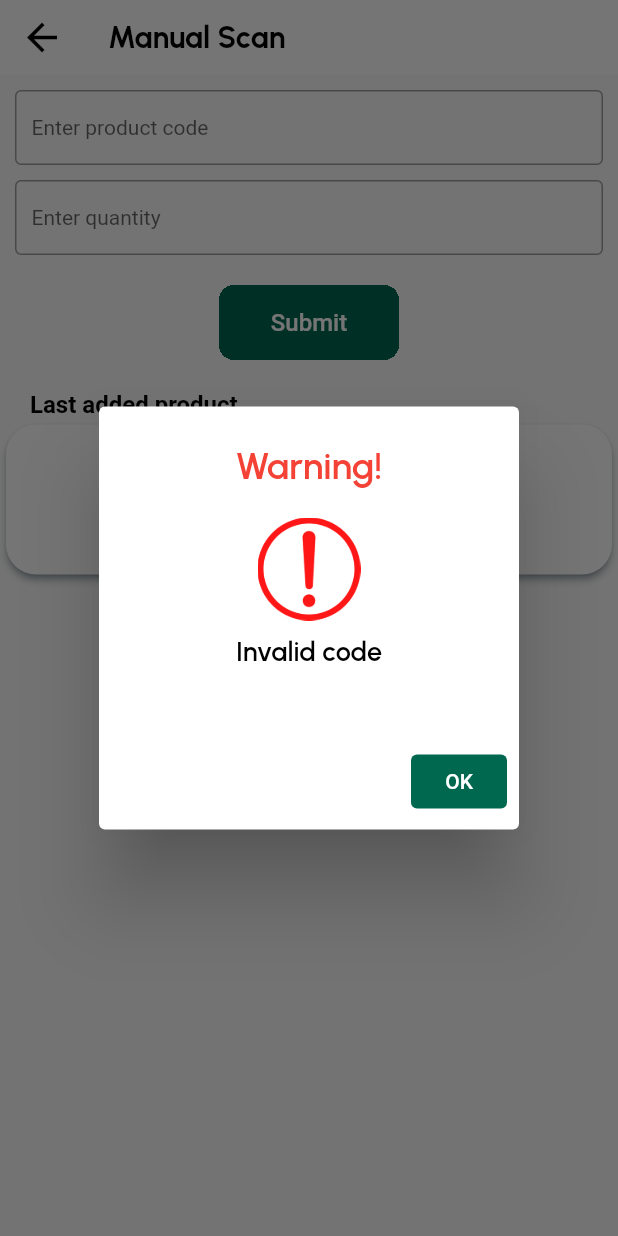
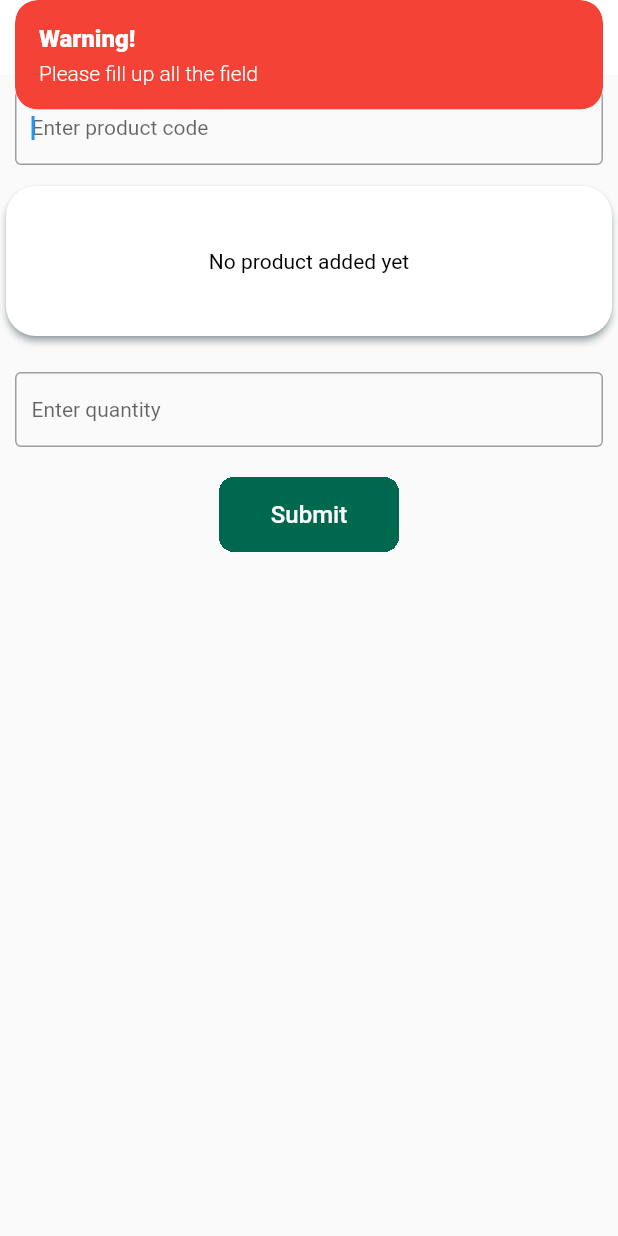
Before and after one commit to asmfahim1/zebra_scanner_final, a Flutter app: the ManualEntry screen opened directly, after a tap on "Submit", on a phone screen of 412 x 824 dp. Run offline on Flutter 3.47's test engine with Material 2 defaults, Android fonts, the phone set to English and light mode, and no system bars; our stand-ins replace bot_toast, device_info, get, google_fonts, shared_preferences, sqflite; missing offline and left inert: flutter_datawedge; accounts and stored records are empty.

Commit message:
update manual screen

```diff
--- a/lib/model/manual_added_product_model.dart
+++ b/lib/model/manual_added_product_model.dart
@@ -9,81 +9,29 @@ ManualAddedProductModel manualAddedProductModelFromJson(String str) => ManualAdd
 String manualAddedProductModelToJson(ManualAddedProductModel data) => json.encode(data.toJson());
 
 class ManualAddedProductModel {
-  int id;
-  int zid;
-  String ztime;
-  String zutime;
-  String tagNo;
-  String itemCode;
-  String itemDesc;
-  int scanQty;
-  int adjQty;
-  int autoQty;
-  int manualQty;
-  String xcus;
-  String device;
-  String store;
-  int zactive;
-  String zuuserid;
-  String zauserid;
+  String? xitem;
+  String? xdesc;
+  int? quantity;
+  String? xunit;
 
   ManualAddedProductModel({
-    required this.id,
-    required this.zid,
-    required this.ztime,
-    required this.zutime,
-    required this.tagNo,
-    required this.itemCode,
-    required this.itemDesc,
-    required this.scanQty,
-    required this.adjQty,
-    required this.autoQty,
-    required this.manualQty,
-    required this.xcus,
-    required this.device,
-    required this.store,
-    required this.zactive,
-    required this.zuuserid,
-    required this.zauserid,
+    this.xitem,
+    this.xdesc,
+    this.quantity,
+    this.xunit,
   });
 
   factory ManualAddedProductModel.fromJson(Map<String, dynamic> json) => ManualAddedProductModel(
-    id: json["id"],
-    zid: json["zid"],
-    ztime: json["ztime"],
-    zutime: json["zutime"],
-    tagNo: json["tag_no"],
-    itemCode: json["item_code"],
-    itemDesc: json["item_desc"],
-    scanQty: json["scan_qty"],
-    adjQty: json["adj_qty"],
-    autoQty: json["auto_qty"],
-    manualQty: json["manual_qty"],
-    xcus: json["xcus"],
-    device: json["device"],
-    store: json["store"],
-    zactive: json["zactive"],
-    zuuserid: json["zuuserid"],
-    zauserid: json["zauserid"],
+    xitem: json["xitem"],
+    xdesc: json["xdesc"],
+    quantity: json["quantity"],
+    xunit: json["xunit"],
   );
 
   Map<String, dynamic> toJson() => {
-    "id": id,
-    "zid": zid,
-    "ztime": ztime,
-    "zutime": zutime,
-    "tag_no": tagNo,
-    "item_code": itemCode,
-    "item_desc": itemDesc,
-    "scan_qty": scanQty,
-    "adj_qty": adjQty,
-    "auto_qty": autoQty,
-    "manual_qty": manualQty,
-    "xcus": xcus,
-    "device": device,
-    "store": store,
-    "zactive": zactive,
-    "zuuserid": zuuserid,
-    "zauserid": zauserid,
+    "xitem": xitem,
+    "xdesc": xdesc,
+    "quantity": quantity,
+    "xunit": xunit,
   };
 }
--- a/lib/view/manual_entry/manual_entry_screen.dart
+++ b/lib/view/manual_entry/manual_entry_screen.dart
@@ -5,9 +5,6 @@ import 'package:google_fonts/google_fonts.dart';
 import 'package:zebra_scanner_final/constants/const_colors.dart';
 import 'package:zebra_scanner_final/controller/login_controller.dart';
 import 'package:zebra_scanner_final/controller/manual_entry_controller.dart';
-import 'package:zebra_scanner_final/controller/offline_controller.dart';
-import 'package:zebra_scanner_final/controller/online_controller.dart';
-import 'package:zebra_scanner_final/widgets/appBar_widget.dart';
 import 'package:get/get.dart';
 import '../../widgets/reusable_alert.dart';
 
@@ -29,33 +26,34 @@ class ManualEntry extends StatefulWidget {
 class _ManualEntryState extends State<ManualEntry> {
      LoginController login = Get.find<LoginController>();
      ManualController manual = Get.put(ManualController());
-  OnlineController online = Get.put(OnlineController());
-  OfflineController offline = Get.put(OfflineController());
+  // OnlineController online = Get.put(OnlineController());
+  // OfflineController offline = Get.put(OfflineController());
 
   //controlling the scanner button
   Future<void> initScanner() async {
     FlutterDataWedge.initScanner(
         profileName: 'FlutterDataWedge',
-        onScan: (result) async {
+        onScan: (result) async{
+          manual.productCode.clear();
+          print('=====${manual.productCode.text}');
           manual.lastCode.value = result.data;
           manual.productCode.text = manual.lastCode.value;
-          print('Product code: ${manual.productCode.text}');
-        },
-        onStatusUpdate: (result) {
-          ScannerStatusType status = result.status;
         });
   }
 
   @override
   void initState() {
     // TODO: implement initState
+    super.initState();
     initScanner();
-    super.initState();
-    if(widget.mode == 'Online'){
-      manual.getManualAddedProduct(widget.tagNum.toString(), login.userId.value);
-    }else{
+  }
 
-    }
+  @override
+  void dispose() {
+    // TODO: implement dispose
+    print('dispose called');
+    manual.releaseVariables();
+    super.dispose();
   }
 
   @override
@@ -68,13 +66,7 @@ class _ManualEntryState extends State<ManualEntry> {
           backgroundColor: Colors.white,
           leading: GestureDetector(
             onTap: () async{
-              if(widget.mode == 'Online'){
               Get.back();
-                await online.productList(online.tagNumber.value, login.serverIp.value, online.storeID.value);
-              }else{
-                Get.back();
-                await offline.getScannerTable();
-              }
             },
             child: const Icon(
               Icons.arrow_back,
@@ -91,10 +83,7 @@ class _ManualEntryState extends State<ManualEntry> {
           ),
         ),
       ),
-      body: Obx((){
-        return manual.entryDone.value
-            ? Container()
-            : SingleChildScrollView(
+      body: SingleChildScrollView(
         child: Column(
           mainAxisAlignment: MainAxisAlignment.center,
           children: [
@@ -122,26 +111,18 @@ class _ManualEntryState extends State<ManualEntry> {
               ),
               child: TextFormField(
                 controller: manual.productCode,
+                autofocus: true,
                 inputFormatters: [
                   //FilteringTextInputFormatter.deny(RegExp(r'^0')),
-                    FilteringTextInputFormatter.deny(
-                        RegExp(r'-')),
-                    FilteringTextInputFormatter.deny(
-                        RegExp(r'\.')),
-                    FilteringTextInputFormatter.deny(
-                        RegExp(r',')),
-                    FilteringTextInputFormatter.deny(
-                        RegExp(r'\+')),
-                    FilteringTextInputFormatter.deny(
-                        RegExp(r'\*')),
-                    FilteringTextInputFormatter.deny(
-                        RegExp(r'/')),
-                    FilteringTextInputFormatter.deny(
-                        RegExp(r'=')),
-                    FilteringTextInputFormatter.deny(
-                        RegExp(r'%')),
-                    FilteringTextInputFormatter.deny(
-                        RegExp(r' ')),
+                  FilteringTextInputFormatter.deny(RegExp(r'-')),
+                  FilteringTextInputFormatter.deny(RegExp(r'\.')),
+                  FilteringTextInputFormatter.deny(RegExp(r',')),
+                  FilteringTextInputFormatter.deny(RegExp(r'\+')),
+                  FilteringTextInputFormatter.deny(RegExp(r'\*')),
+                  FilteringTextInputFormatter.deny(RegExp(r'/')),
+                  FilteringTextInputFormatter.deny(RegExp(r'=')),
+                  FilteringTextInputFormatter.deny(RegExp(r'%')),
+                  FilteringTextInputFormatter.deny(RegExp(r' ')),
                 ],
                 keyboardType: TextInputType.number,
                 decoration: const InputDecoration(
@@ -151,8 +132,74 @@ class _ManualEntryState extends State<ManualEntry> {
                 style: const TextStyle(
                   fontSize: 14,
                 ),
+                onChanged: (value) async{
+                  if(widget.mode == 'Online'){
+                    if(manual.productCode.text.length >= 5){
+                      print('==============Search from server : ${manual.productCode}============');
+                      await manual.getManualAddedProduct(widget.tagNum.toString(), manual.productCode.text);
+                    }else{
+                    }
+                  }else{
+                    print('go to offline mode');
+                  }
+                },
               ),
             ),
+            const SizedBox(height: 10,),
+            Obx(() {
+              if (manual.entryDone.value) {
+                return Container(); // Display a loading indicator
+              } else {
+                if (widget.mode == 'Online') {
+                  if (manual.manualAddedProduct == null) {
+                    return Padding(
+                      padding: const EdgeInsets.symmetric(horizontal: 10),
+                      child: Card(
+                        shape: RoundedRectangleBorder(
+                          borderRadius: BorderRadius.circular(20.0),
+                        ),
+                        color: Colors.white,
+                        elevation: 2,
+                        shadowColor: Colors.blueGrey,
+                        child: Container(
+                          height: 100,
+                          width: double.maxFinite,
+                          padding: const EdgeInsets.symmetric(horizontal: 10),
+                          child: const Center(
+                            child: Text('No product added yet'),
+                          ),
+                        ),
+                      ),
+                    );
+                  } else {
+                    return _manualAddedProduct(manual: manual);
+                  }
+                } else {
+                  if (manual.manualAddedProduct == null) {
+                    return Card(
+                      shape: RoundedRectangleBorder(
+                        borderRadius: BorderRadius.circular(20.0),
+                      ),
+                      color: Colors.white,
+                      elevation: 2,
+                      shadowColor: Colors.blueGrey,
+                      child: Container(
+                        height: 100,
+                        width: double.maxFinite,
+                        padding: const EdgeInsets.symmetric(horizontal: 10),
+                        child: const Center(
+                          child: Text('No product added yet'),
+                        ),
+                      ),
+                    );
+                  } else {
+                    return const SizedBox(); // Return an empty SizedBox if not needed
+                  }
+                }
+              }
+            }),
+
+            const SizedBox(height: 10,),
             Container(
               height: 50,
               width: double.maxFinite,
@@ -210,7 +257,6 @@ class _ManualEntryState extends State<ManualEntry> {
                     primary: ConstantColors.uniGreen,
                   ),
                   onPressed: () {
-                      if(manual.productCode.text.length == 5 || manual.productCode.text.length == 7){
                     if(widget.mode == 'Online'){
                       //online logic
                       manual.addItemManually(
@@ -224,124 +270,75 @@ class _ManualEntryState extends State<ManualEntry> {
                     }else{
                       manual.addManuallyOffline(context);
                     }
-                      }else{
-                        showDialog<String>(
-                          context: context,
-                          builder: (BuildContext context) => ReusableAlerDialogue(
-                            headTitle: "Warning!",
-                            message: "Invalid code",
-                            btnText: "OK",
-                          ),
-                        );
-                      }
                   },
                   child:  const Text('Submit', style: TextStyle(fontSize: 16),)
               ),
             ),
-              const SizedBox(height: 20,),
-              Padding(
-                padding: const EdgeInsets.symmetric(horizontal: 20),
-                child: Row(
-                  mainAxisAlignment: MainAxisAlignment.start,
-                  children: const [
-                    Text('Last added product', style: TextStyle(fontSize: 16, fontWeight: FontWeight.bold),),
+
           ],
         ),
-              ),
-              if(widget.mode == 'Online')...[
-                if(manual.manualAddedProduct == null)...[
-                  Card(
+      )
+    );
+  }
+
+  Widget _manualAddedProduct({
+  required ManualController manual
+  }){
+    return Padding(
+      padding: const EdgeInsets.symmetric(horizontal: 10),
+      child: Card(
         shape: RoundedRectangleBorder(
-                        borderRadius: BorderRadius.circular(20.0)),
+            borderRadius: BorderRadius.circular(10.0)),
         color: Colors.white,
         elevation: 2,
         shadowColor: Colors.blueGrey,
         child: Container(
-                      height: 100,
-                      width: double.maxFinite,
-                      padding: const EdgeInsets.symmetric(horizontal: 10),
-                      child: const Center(
-                        child: Text('No product added yet'),
-                      ),
-                    ),
-                  ),
-                ]else...[
-                  _manualAddedProduct(
-                    title: manual.manualAddedProduct!.itemDesc,
-                    subTitle: manual.manualAddedProduct!.itemCode,
-                    quantity: manual.manualAddedProduct!.scanQty.toString(),
-                  )
-                ]
-              ]else...[
-                if(manual.manualAddedProduct == null)...[
-                  Card(
-                    shape: RoundedRectangleBorder(
-                        borderRadius: BorderRadius.circular(20.0)),
-                    color: Colors.white,
-                    elevation: 2,
-                    shadowColor: Colors.blueGrey,
-                    child: Container(
-                      height: 100,
-                      width: double.maxFinite,
-                      padding: const EdgeInsets.symmetric(horizontal: 10),
-                      child: const Center(
-                        child: Text('No product added yet'),
-                      ),
-                    ),
-                  ),
-                ]else...[]
-              ]
-            ],
-          ),
-        );
-      })
-    );
-  }
-
-  Widget _manualAddedProduct({
-  required String title,
-  required String subTitle,
-  required String quantity,
-  }){
-    return Card(
-      shape: RoundedRectangleBorder(
-          borderRadius: BorderRadius.circular(20.0)),
-      color: Colors.white,
-      elevation: 2,
-      shadowColor: Colors.blueGrey,
-      child: Container(
-        height: 100,
+          height: 80,
           width: double.maxFinite,
           padding: const EdgeInsets.symmetric(horizontal: 10),
           child: Column(
             crossAxisAlignment: CrossAxisAlignment.start,
-          mainAxisAlignment: MainAxisAlignment.spaceEvenly,
+            mainAxisAlignment: MainAxisAlignment.center,
             children: [
               Text(
-              title,
-              style: GoogleFonts.urbanist(
+                manual.manualAddedProduct?.xdesc ?? 'Description : ',
+                style: GoogleFonts.poppins(
                   color: Colors.black,
-                fontSize: 14,
-                fontWeight: FontWeight.w800,
+                  fontSize: 12,
+                  fontWeight: FontWeight.w500,
                 ),
               ),
-            Text(
+              /*Text(
                       subTitle,
                       overflow: TextOverflow.ellipsis,
                       style: GoogleFonts.urbanist(
                         color: Colors.black,
                         fontWeight: FontWeight.w400,
                       ),
+                    ),*/
+              Row(
+                children: [
+                  Text(
+                    'Previous Count :',
+                    style: GoogleFonts.urbanist(
+                      color: Colors.black,
+                      fontSize: 12,
+                      fontWeight: FontWeight.w500,
+                    ),
                   ),
                   Text(
-              'Total quantity : $quantity',
+                    '${manual.manualAddedProduct?.quantity.toString()}',
                     style: GoogleFonts.urbanist(
                       color: Colors.black,
+                      fontSize: 13,
                       fontWeight: FontWeight.w800,
                     ),
                   ),
                 ],
               ),
+            ],
+          ),
+        ),
       ),
     );
   }
--- a/lib/view/server_setup_screen.dart
+++ b/lib/view/server_setup_screen.dart
@@ -89,7 +89,7 @@ class _ServerSetupScreenState extends State<ServerSetupScreen> {
                       height: 50,
                     ),
                     ReusableTextFormField(
-                      server: serverController.server,
+                      controller: serverController.server,
                       hintText: "ip address",
                       labelText: "Enter Server IP",
                       icon: const Icon(
--- a/lib/widgets/reusable_textfield.dart
+++ b/lib/widgets/reusable_textfield.dart
@@ -4,14 +4,14 @@ import 'package:zebra_scanner_final/constants/const_colors.dart';
 class ReusableTextFormField extends StatelessWidget {
   String hintText;
   String labelText;
-  TextEditingController server = TextEditingController();
+  TextEditingController controller = TextEditingController();
   Widget icon;
 
   ReusableTextFormField(
       {Key? key,
       required this.hintText,
       required this.labelText,
-      required this.server,
+      required this.controller,
       required this.icon})
       : super(key: key);
 
@@ -23,7 +23,7 @@ class ReusableTextFormField extends StatelessWidget {
       padding: const EdgeInsets.symmetric(horizontal: 10),
       //margin: const EdgeInsets.only(left: 10, right: 10),
       child: TextFormField(
-        controller: server,
+        controller: controller,
         decoration: InputDecoration(
           focusedBorder: OutlineInputBorder(
             borderSide: BorderSide(
```
Also changed, not shown: lib/controller/login_controller.dart (+16 -11 lines), lib/controller/manual_entry_controller.dart (+17 -12 lines), lib/controller/server_controller.dart (+1 -11 lines), lib/view/login_screen.dart (+6 -6 lines), lib/view/online_process/online_mode_screen.dart (+6 -10 lines), lib/view/online_process/tag_selection.dart (+16 -28 lines), lib/view/online_process/type_of_scanning_screen.dart (added, +84 -0 lines), lib/widgets/reusable_passfield.dart (+7 -4 lines), lib/widgets/reusable_tile.dart (+9 -9 lines), images/auto_scan.png (added), images/manual_scan.png (added). Lines whose indentation alone changed are shown as unchanged.
